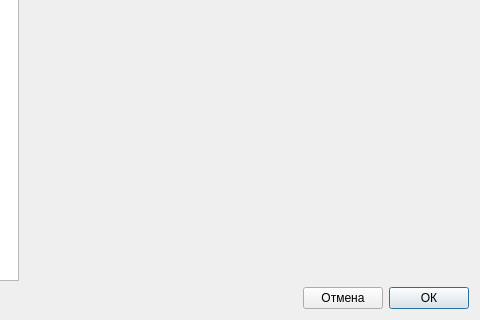
Qt form designer/ui/settingsdialog.ui (Aleee/FinanceCalender) before a commit; both pictures show x 162 to 642 and y 294 to 614 of the 642 by 614 pixel window.
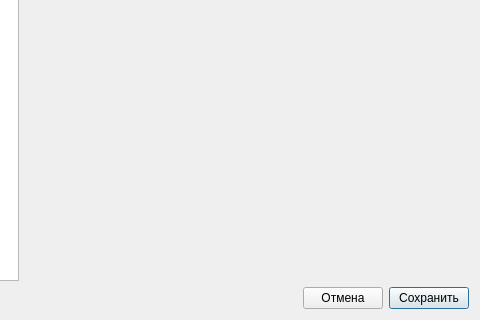
The same form after that commit. Icons and pictures are not drawn. Custom widgets are drawn as their Qt base class.

What changed in the file:
```diff
--- a/designer/ui/settingsdialog.ui
+++ b/designer/ui/settingsdialog.ui
@@ -42,7 +42,7 @@
      <item>
       <widget class="QPushButton" name="pb_ok">
        <property name="text">
-        <string>ОК</string>
+        <string>Сохранить</string>
        </property>
        <property name="default">
         <bool>true</bool>
```
